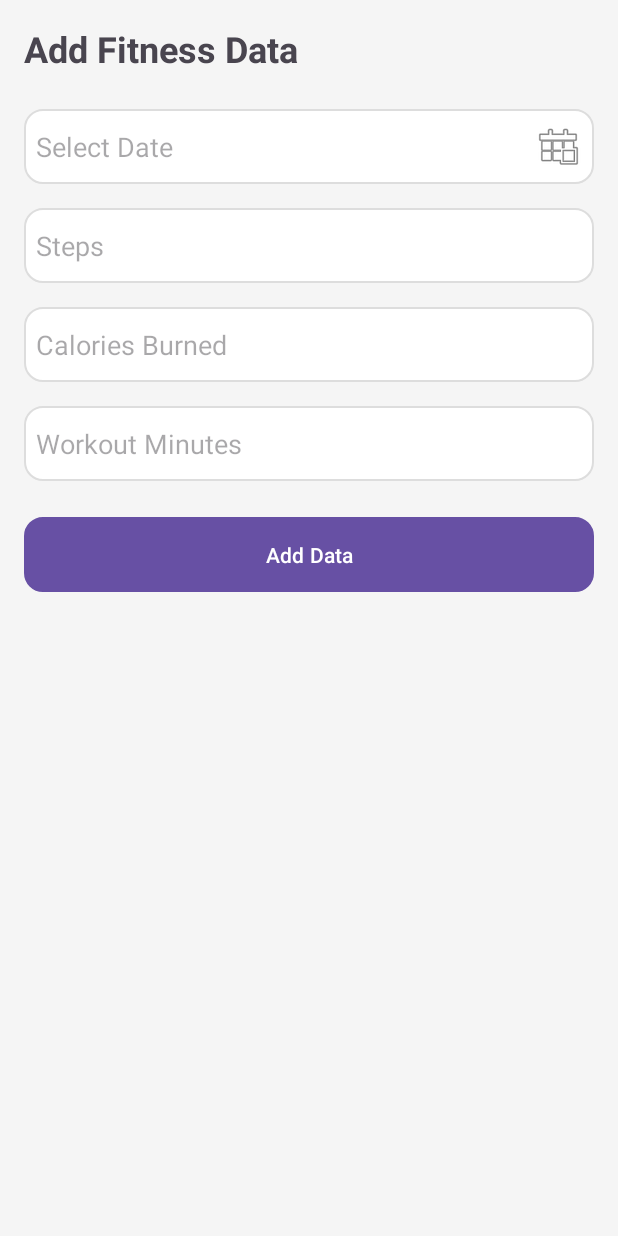
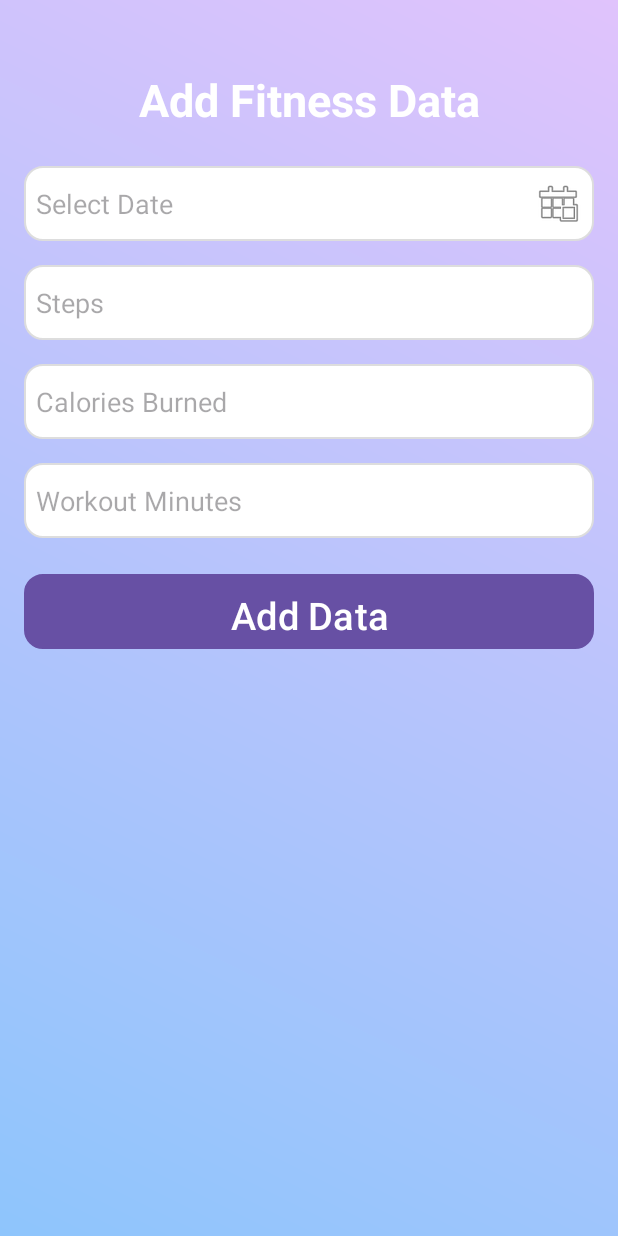
Before and after one commit to NayabAhmed04/CodeAlpha_FitnessTrackerApp, an Android app: the layout activity_add.xml on its own in the app's theme, with its tools: preview values and no code run, on a phone screen of 412 x 824 dp. Run offline under Robolectric (Android 15) with nearby library versions, the phone set to English and light mode, and no system bars.

Commit message:
Initial Commit

```diff
--- a/app/build.gradle
+++ b/app/build.gradle
@@ -34,7 +34,7 @@ dependencies {
     implementation "androidx.activity:activity:1.8.2"
     implementation "com.google.android.material:material:1.10.0"
     implementation "androidx.constraintlayout:constraintlayout:2.1.4"
-
+    implementation 'com.github.PhilJay:MPAndroidChart:v3.1.0'
     testImplementation libs.junit
     androidTestImplementation libs.ext.junit
     androidTestImplementation libs.espresso.core
--- a/app/src/main/AndroidManifest.xml
+++ b/app/src/main/AndroidManifest.xml
@@ -13,7 +13,7 @@
         android:theme="@style/Theme.FitnessTrackerApp"
         tools:targetApi="31">
         <activity
-            android:name=".MainActivity"
+            android:name=".AddActivity"
             android:exported="true">
             <intent-filter>
                 <action android:name="android.intent.action.MAIN" />
@@ -22,7 +22,7 @@
             </intent-filter>
         </activity>
         <activity
-            android:name=".AddActivity"
+            android:name=".MainActivity"
             android:exported="false"/>
 
     </application>
--- a/app/src/main/java/com/example/fitnesstrackerapp/AddActivity.java
+++ b/app/src/main/java/com/example/fitnesstrackerapp/AddActivity.java
@@ -1,6 +1,7 @@
 package com.example.fitnesstrackerapp;
 
 import android.app.DatePickerDialog;
+import android.content.Intent;
 import android.os.Bundle;
 import android.widget.Button;
 import android.widget.EditText;
@@ -62,7 +63,9 @@ public class AddActivity extends AppCompatActivity {
         boolean inserted = db.insertData(date, steps, calories, workout);
         if (inserted) {
             Toast.makeText(this, "Data Added Successfully!", Toast.LENGTH_SHORT).show();
-            finish();
+            Intent intent = new Intent(this, MainActivity.class);
+            startActivity(intent);
+
         } else {
             Toast.makeText(this, "Insert Failed!", Toast.LENGTH_SHORT).show();
         }
--- /dev/null
+++ b/app/src/main/res/drawable/bg_gradient.xml
@@ -0,0 +1,9 @@
+<?xml version="1.0" encoding="utf-8"?>
+<shape xmlns:android="http://schemas.android.com/apk/res/android"
+    android:shape="rectangle">
+
+    <gradient
+        android:startColor="#8EC5FC"
+        android:endColor="#E0C3FC"
+        android:angle="45"/>
+</shape>
--- a/app/src/main/res/layout/activity_add.xml
+++ b/app/src/main/res/layout/activity_add.xml
@@ -2,10 +2,11 @@
     android:layout_width="match_parent"
     android:layout_height="match_parent"
     android:padding="16dp"
-    android:background="#F5F5F5">
+    android:background="@drawable/bg_gradient">
 
     <LinearLayout
         android:orientation="vertical"
+        android:layout_marginTop="30dp"
         android:layout_width="match_parent"
         android:layout_height="wrap_content">
 
@@ -13,7 +14,9 @@
             android:layout_width="match_parent"
             android:layout_height="wrap_content"
             android:text="Add Fitness Data"
-            android:textSize="24sp"
+            android:textAlignment="center"
+            android:textColor="@color/white"
+            android:textSize="30sp"
             android:textStyle="bold"
             android:layout_marginBottom="24dp"/>
 
@@ -21,6 +24,7 @@
             android:id="@+id/etDate"
             android:layout_width="match_parent"
             android:layout_height="50dp"
+            android:textColor="@color/black"
             android:hint="Select Date"
             android:focusable="false"
             android:drawableEnd="@android:drawable/ic_menu_today"
@@ -31,6 +35,7 @@
             android:id="@+id/etSteps"
             android:layout_width="match_parent"
             android:layout_height="50dp"
+            android:textColor="@color/black"
             android:hint="Steps"
             android:inputType="number"
             android:background="@drawable/rounded_edittext"
@@ -41,6 +46,7 @@
             android:layout_width="match_parent"
             android:layout_height="50dp"
             android:hint="Calories Burned"
+            android:textColor="@color/black"
             android:inputType="number"
             android:background="@drawable/rounded_edittext"
             android:layout_marginBottom="16dp"/>
@@ -49,6 +55,7 @@
             android:id="@+id/etWorkout"
             android:layout_width="match_parent"
             android:layout_height="50dp"
+            android:textColor="@color/black"
             android:hint="Workout Minutes"
             android:inputType="number"
             android:background="@drawable/rounded_edittext"
@@ -59,6 +66,7 @@
             android:layout_width="match_parent"
             android:layout_height="50dp"
             android:text="Add Data"
+            android:textSize="25dp"
             android:textColor="#FFF"
             android:background="@drawable/rounded_button"/>
     </LinearLayout>
--- a/app/src/main/res/values/colors.xml
+++ b/app/src/main/res/values/colors.xml
@@ -2,4 +2,5 @@
 <resources>
     <color name="black">#FF000000</color>
     <color name="white">#FFFFFFFF</color>
+    <color name="purple_500">#d3a8cd</color>
 </resources>
--- a/settings.gradle
+++ b/settings.gradle
@@ -16,8 +16,10 @@ dependencyResolutionManagement {
     repositories {
         google()
         mavenCentral()
+        maven { url 'https://jitpack.io' }
     }
 }
 
+
 rootProject.name = "FitnessTrackerApp"
 include ':app'
```
Also changed, not shown: app/src/main/java/com/example/fitnesstrackerapp/DayValueFormatter.java (added, +15 -0 lines), app/src/main/java/com/example/fitnesstrackerapp/MainActivity.java (+35 -10 lines), app/src/main/res/layout/activity_main.xml (+23 -11 lines).
